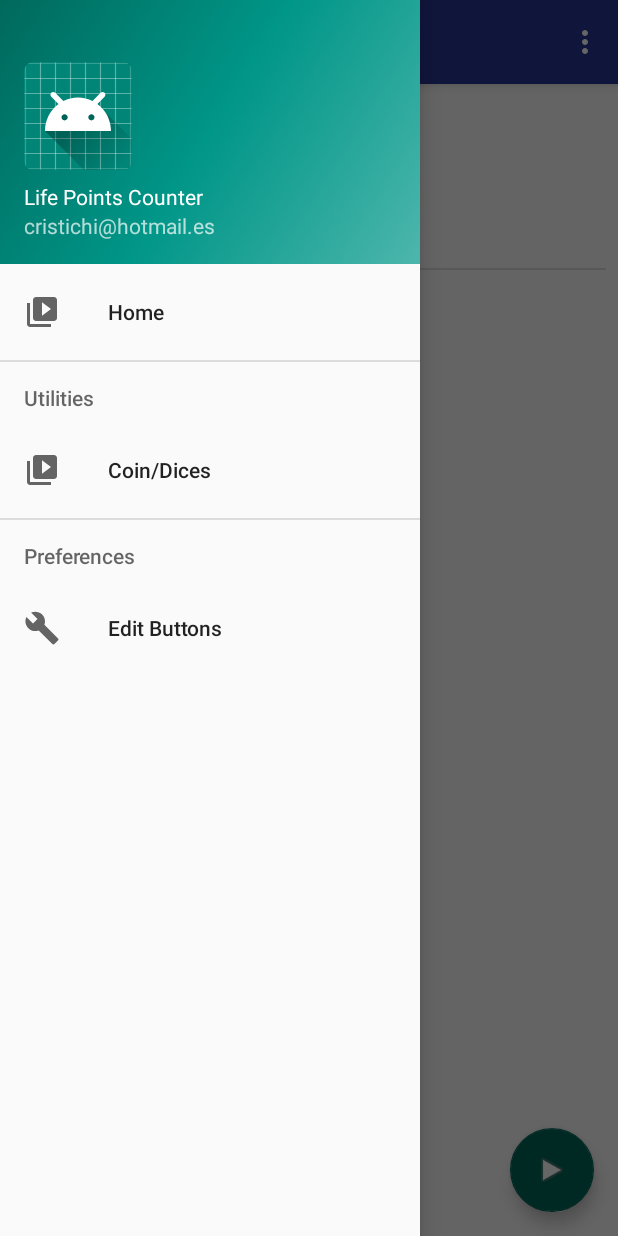
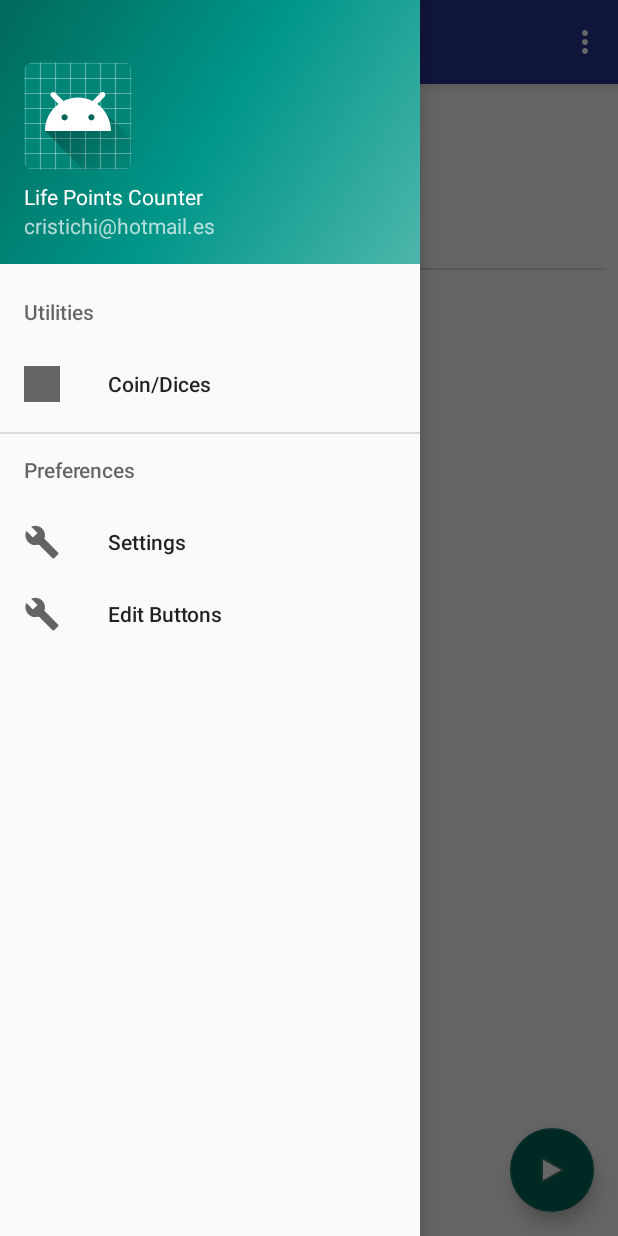
Before and after one commit to Cristichi/LifePointsCounter, an Android app: the screen it shows after launch (MainActivity), with the side drawer open, on a phone screen of 412 x 824 dp. Run offline under Robolectric (Android 15) with nearby library versions, the phone set to English and light mode, and no system bars.

Commit message:
Aplicación usable!

```diff
--- a/app/src/main/java/com/cristichi/lifepointscounter/components/VerticalTextView.java
+++ b/app/src/main/java/com/cristichi/lifepointscounter/components/VerticalTextView.java
@@ -42,7 +42,6 @@ public class VerticalTextView extends AppCompatTextView{
             canvas.rotate(-90);
         }
 
-
         canvas.translate(getCompoundPaddingLeft(), getExtendedPaddingTop());
 
         getLayout().draw(canvas);
--- a/app/src/main/res/drawable/ic_menu_gallery.xml
+++ /dev/null
@@ -1,9 +0,0 @@
-<vector xmlns:android="http://schemas.android.com/apk/res/android"
-    android:width="24dp"
-    android:height="24dp"
-    android:viewportWidth="24.0"
-    android:viewportHeight="24.0">
-    <path
-        android:fillColor="#FF000000"
-        android:pathData="M22,16V4c0,-1.1 -0.9,-2 -2,-2H8c-1.1,0 -2,0.9 -2,2v12c0,1.1 0.9,2 2,2h12c1.1,0 2,-0.9 2,-2zm-11,-4l2.03,2.71L16,11l4,5H8l3,-4zM2,6v14c0,1.1 0.9,2 2,2h14v-2H4V6H2z" />
-</vector>
--- a/app/src/main/res/drawable/ic_menu_slideshow.xml
+++ /dev/null
@@ -1,9 +0,0 @@
-<vector xmlns:android="http://schemas.android.com/apk/res/android"
-    android:width="24dp"
-    android:height="24dp"
-    android:viewportWidth="24.0"
-    android:viewportHeight="24.0">
-    <path
-        android:fillColor="#FF000000"
-        android:pathData="M4,6H2v14c0,1.1 0.9,2 2,2h14v-2H4V6zm16,-4H8c-1.1,0 -2,0.9 -2,2v12c0,1.1 0.9,2 2,2h12c1.1,0 2,-0.9 2,-2V4c0,-1.1 -0.9,-2 -2,-2zm-8,12.5v-9l6,4.5 -6,4.5z" />
-</vector>
--- a/app/src/main/res/layout/content_main.xml
+++ b/app/src/main/res/layout/content_main.xml
@@ -19,6 +19,8 @@
         android:ems="10"
         android:hint="@string/main_player2_default"
         android:inputType="textPersonName"
+        android:maxLength="20"
+        android:maxLines="1"
         app:layout_constraintStart_toStartOf="parent"
         app:layout_constraintTop_toBottomOf="@+id/textView5" />
 
@@ -90,6 +92,8 @@
         android:ems="10"
         android:hint="@string/main_player1_default"
         android:inputType="textPersonName"
+        android:maxLength="20"
+        android:maxLines="1"
         app:layout_constraintStart_toStartOf="parent"
         app:layout_constraintTop_toBottomOf="@+id/textView4" />
 
--- a/app/src/main/res/menu/activity_main_drawer.xml
+++ b/app/src/main/res/menu/activity_main_drawer.xml
@@ -18,22 +18,21 @@
             android:title="@string/menu_coin" />
     </group-->
 
-    <item
-        android:id="@+id/nav_home"
-        android:icon="@drawable/ic_menu_slideshow"
-        android:title="@string/menu_home" />
-
     <item android:title="@string/menu_section_utilities">
         <menu>
             <item
                 android:id="@+id/nav_coin"
-                android:icon="@drawable/ic_menu_slideshow"
+                android:icon="@drawable/side_nav_bar"
                 android:title="@string/menu_coin" />
         </menu>
     </item>
 
     <item android:title="@string/menu_section_preferences">
         <menu>
+            <item
+                android:id="@+id/nav_settings"
+                android:icon="@drawable/ic_menu_manage"
+                android:title="@string/menu_settings" />
             <item
                 android:id="@+id/nav_edit"
                 android:icon="@drawable/ic_menu_manage"
--- a/app/src/main/res/menu/main.xml
+++ b/app/src/main/res/menu/main.xml
@@ -2,8 +2,8 @@
 <menu xmlns:android="http://schemas.android.com/apk/res/android"
     xmlns:app="http://schemas.android.com/apk/res-auto">
     <item
-        android:id="@+id/action_settings"
+        android:id="@+id/action_about"
         android:orderInCategory="100"
-        android:title="@string/action_settings"
+        android:title="@string/action_about"
         app:showAsAction="never" />
 </menu>
--- a/app/src/main/res/values/strings.xml
+++ b/app/src/main/res/values/strings.xml
@@ -9,13 +9,14 @@
     <string name="nav_header_subtitle">cristichi@hotmail.es</string>
     <string name="nav_header_desc">Navigation header</string>
 
-    <string name="action_settings">Settings</string>
+    <string name="action_about">About</string>
 
     <string name="menu_home">Home</string>
     <string name="menu_section_utilities">Utilities</string>
     <string name="menu_coin">Coin/Dices</string>
     <string name="menu_section_preferences">Preferences</string>
     <string name="menu_edit_buttons">Edit Buttons</string>
+    <string name="menu_settings">Settings</string>
 
     <string name="main_start_lp_label">Initial LPs</string>
     <string name="main_start_lp_default">8000</string>
```
Also changed, not shown: app/src/main/java/com/cristichi/lifepointscounter/LifeCounterActivity.java (+76 -43 lines), app/src/main/java/com/cristichi/lifepointscounter/MainActivity.java (+3 -4 lines), app/src/main/java/com/cristichi/lifepointscounter/components/VerticalButton.java (added, +55 -0 lines), app/src/main/java/com/cristichi/lifepointscounter/obj/Settings.java (added, +41 -0 lines), app/src/main/res/drawable/ic_menu_send.xml (deleted, +0 -9 lines), app/src/main/res/drawable/ic_menu_share.xml (deleted, +0 -9 lines), app/src/main/res/layout/activity_life_counter.xml (+31 -0 lines), app/src/main/res/layout/counter_buttons_button_270.xml (added, +11 -0 lines), app/src/main/res/layout/counter_buttons_button_90.xml (added, +10 -0 lines), app/src/main/res/layout/counter_buttons_column.xml (added, +10 -0 lines).
